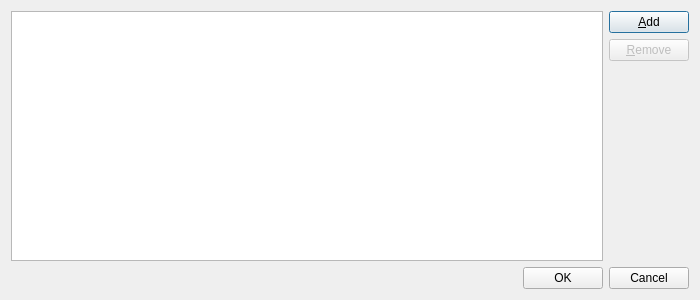
Old version of the form src/ui/collectiondialog.ui in the repository slopjong/MediaSpy.
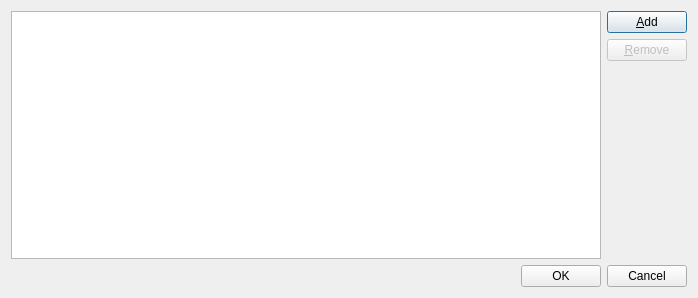
New version of the form.

Commit message:
Refactor the CollectionDialog listView.
Change it from an item-based to a model-based widget.
Makes code clearer and cleaner.

Diff of the .ui file:
```diff
--- a/src/ui/collectiondialog.ui
+++ b/src/ui/collectiondialog.ui
@@ -6,8 +6,8 @@
    <rect>
     <x>0</x>
     <y>0</y>
-    <width>700</width>
-    <height>300</height>
+    <width>698</width>
+    <height>298</height>
    </rect>
   </property>
   <property name="windowTitle">
@@ -19,7 +19,7 @@
      <item>
       <layout class="QHBoxLayout" name="horizontalLayout">
        <item>
-        <widget class="QListWidget" name="listWidget"/>
+        <widget class="QListView" name="listView"/>
        </item>
        <item>
         <layout class="QVBoxLayout" name="verticalLayout">
```
The commit also changes 5 other files.
